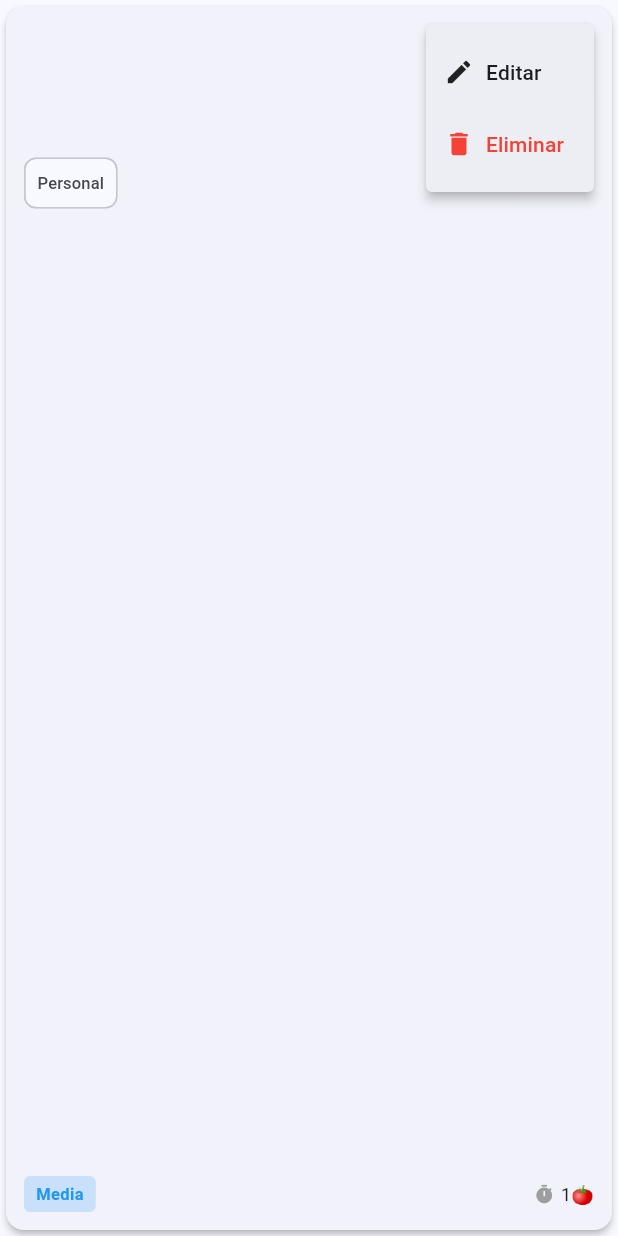
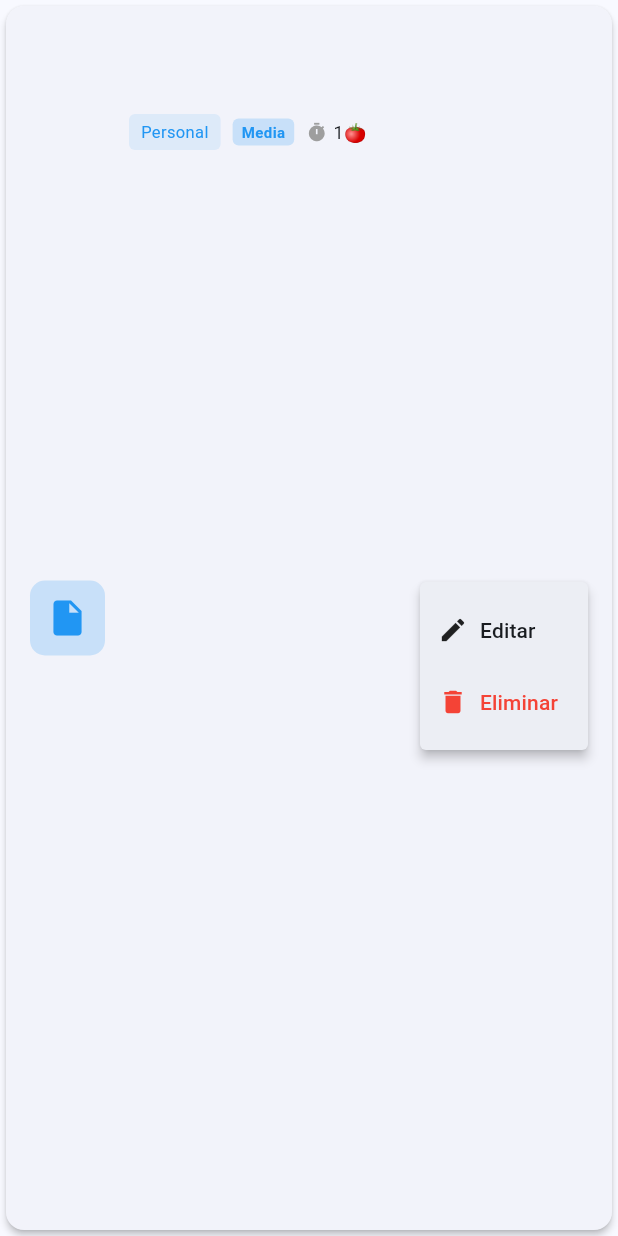
Before and after one commit to davidmanueldev/mi-agenda-flutter, a Flutter app: the _TemplateCard widget shown alone on an empty page, opened directly with empty values, after a tap on the "more vert" icon, on a phone screen of 412 x 824 dp. Run offline on Flutter 3.47's test engine with Material 3 defaults, Android fonts, the phone set to English and light mode, and no system bars; our stand-ins replace cloud_firestore, connectivity_plus, firebase_auth, firebase_core, flutter_local_notifications, form_field_validator and 5 more; accounts and stored records are empty; network calls fail.

Commit message:
Fix: Bug de categorias hardcodeadas en las plantillas

```diff
--- a/lib/views/home_screen.dart
+++ b/lib/views/home_screen.dart
@@ -101,6 +101,7 @@ class _HomeScreenState extends State<HomeScreen> {
         },
       ),
       floatingActionButton: FloatingActionButton(
+        heroTag: 'home_fab', // Tag único para evitar conflictos de Hero
         onPressed: () => _navigateToAddEvent(),
         tooltip: 'Agregar evento',
         child: const Icon(Icons.add),
--- a/lib/views/list_categories_screen.dart
+++ b/lib/views/list_categories_screen.dart
@@ -66,6 +66,7 @@ class ListCategoriesScreen extends StatelessWidget {
         },
       ),
       floatingActionButton: FloatingActionButton.extended(
+        heroTag: 'categories_fab', // Tag único para evitar conflictos de Hero
         onPressed: () => _showCreateCategoryDialog(context),
         icon: const Icon(Icons.add),
         label: const Text('Nueva Categoría'),
--- a/lib/views/task_list_screen.dart
+++ b/lib/views/task_list_screen.dart
@@ -99,6 +99,7 @@ class _TaskListScreenState extends State<TaskListScreen> {
         ],
       ),
       floatingActionButton: FloatingActionButton.extended(
+        heroTag: 'task_list_fab', // Tag único para evitar conflictos de Hero
         onPressed: () => _navigateToAddTask(context),
         icon: const Icon(Icons.add),
         label: const Text('Nueva Tarea'),
--- a/lib/views/templates_screen.dart
+++ b/lib/views/templates_screen.dart
@@ -39,22 +39,19 @@ class TemplatesScreen extends StatelessWidget {
 
           return RefreshIndicator(
             onRefresh: controller.refresh,
-            child: GridView.builder(
+            child: ListView.builder(
               padding: const EdgeInsets.all(16),
-              gridDelegate: const SliverGridDelegateWithFixedCrossAxisCount(
-                crossAxisCount: 2,
-                crossAxisSpacing: 12,
-                mainAxisSpacing: 12,
-                childAspectRatio: 0.85,
-              ),
               itemCount: controller.templates.length,
               itemBuilder: (context, index) {
                 final template = controller.templates[index];
-                return _TemplateCard(
+                return Padding(
+                  padding: const EdgeInsets.only(bottom: 12),
+                  child: _TemplateCard(
                     template: template,
                     onTap: () => _createTaskFromTemplate(context, template),
                     onEdit: () => _showEditTemplateDialog(context, template),
                     onDelete: () => _confirmDelete(context, template),
+                  ),
                 );
               },
             ),
@@ -150,10 +147,17 @@ class TemplatesScreen extends StatelessWidget {
   void _createTaskFromTemplate(BuildContext context, TaskTemplate template) async {
     final taskController = Provider.of<TaskController>(context, listen: false);
 
+    // Obtener el userId real desde las tareas existentes
+    // Si no hay tareas, usar un userId temporal que será reemplazado por Firebase Auth
+    String userId = 'user_temp';
+    if (taskController.tasks.isNotEmpty) {
+      userId = taskController.tasks.first.userId;
+    }
+
     // Crear tarea desde template
     final newTask = Task(
       id: SecurityUtils.generateSecureId(),
-      userId: template.userId,
+      userId: userId,
       title: template.title,
       description: template.description,
       category: template.category,
@@ -259,15 +263,32 @@ class _TemplateCard extends StatelessWidget {
         onTap: onTap,
         borderRadius: BorderRadius.circular(12),
         child: Padding(
-          padding: const EdgeInsets.all(12),
+          padding: const EdgeInsets.all(16),
+          child: Row(
+            children: [
+              // Icono de plantilla
+              Container(
+                width: 50,
+                height: 50,
+                decoration: BoxDecoration(
+                  color: _getPriorityColor(template.priority).withOpacity(0.2),
+                  borderRadius: BorderRadius.circular(10),
+                ),
+                child: Icon(
+                  Icons.insert_drive_file,
+                  color: _getPriorityColor(template.priority),
+                  size: 28,
+                ),
+              ),
+              const SizedBox(width: 16),
+
+              // Información de la plantilla
+              Expanded(
                 child: Column(
                   crossAxisAlignment: CrossAxisAlignment.start,
                   children: [
-              // Header con nombre y acciones
-              Row(
-                children: [
-                  Expanded(
-                    child: Text(
+                    // Nombre de plantilla
+                    Text(
                       template.name,
                       style: const TextStyle(
                         fontWeight: FontWeight.bold,
@@ -276,9 +297,82 @@ class _TemplateCard extends StatelessWidget {
                       maxLines: 1,
                       overflow: TextOverflow.ellipsis,
                     ),
+                    const SizedBox(height: 4),
+
+                    // Título de tarea
+                    Text(
+                      template.title,
+                      style: TextStyle(
+                        fontSize: 14,
+                        color: Colors.grey[600],
                       ),
+                      maxLines: 1,
+                      overflow: TextOverflow.ellipsis,
+                    ),
+                    const SizedBox(height: 8),
+
+                    // Footer con categoría, prioridad y pomodoros
+                    Row(
+                      children: [
+                        // Categoría
+                        Flexible(
+                          child: Container(
+                            padding: const EdgeInsets.symmetric(horizontal: 8, vertical: 4),
+                            decoration: BoxDecoration(
+                              color: Colors.blue.withOpacity(0.1),
+                              borderRadius: BorderRadius.circular(4),
+                            ),
+                            child: Text(
+                              template.category,
+                              style: const TextStyle(
+                                fontSize: 11,
+                                color: Colors.blue,
+                              ),
+                              maxLines: 1,
+                              overflow: TextOverflow.ellipsis,
+                            ),
+                          ),
+                        ),
+                        const SizedBox(width: 8),
+
+                        // Prioridad badge
+                        Container(
+                          padding: const EdgeInsets.symmetric(horizontal: 6, vertical: 2),
+                          decoration: BoxDecoration(
+                            color: _getPriorityColor(template.priority).withOpacity(0.2),
+                            borderRadius: BorderRadius.circular(4),
+                          ),
+                          child: Text(
+                            template.priority.displayName,
+                            style: TextStyle(
+                              fontSize: 10,
+                              color: _getPriorityColor(template.priority),
+                              fontWeight: FontWeight.bold,
+                            ),
+                          ),
+                        ),
+                        const SizedBox(width: 8),
+
+                        // Pomodoros
+                        Row(
+                          children: [
+                            const Icon(Icons.timer, size: 14, color: Colors.grey),
+                            const SizedBox(width: 4),
+                            Text(
+                              '${template.estimatedPomodoros}🍅',
+                              style: const TextStyle(fontSize: 12),
+                            ),
+                          ],
+                        ),
+                      ],
+                    ),
+                  ],
+                ),
+              ),
+
+              // Menú de acciones
               PopupMenuButton(
-                    icon: const Icon(Icons.more_vert, size: 20),
+                icon: const Icon(Icons.more_vert),
                 itemBuilder: (context) => [
                   const PopupMenuItem(
                     value: 'edit',
@@ -308,68 +402,6 @@ class _TemplateCard extends StatelessWidget {
                     onDelete();
                   }
                 },
-                  ),
-                ],
-              ),
-              const SizedBox(height: 8),
-
-              // Título de tarea
-              Text(
-                template.title,
-                style: TextStyle(
-                  fontSize: 14,
-                  color: Colors.grey[700],
-                ),
-                maxLines: 2,
-                overflow: TextOverflow.ellipsis,
-              ),
-              const SizedBox(height: 12),
-
-              // Categoría
-              Chip(
-                label: Text(
-                  template.category,
-                  style: const TextStyle(fontSize: 11),
-                ),
-                padding: EdgeInsets.zero,
-                materialTapTargetSize: MaterialTapTargetSize.shrinkWrap,
-              ),
-              const SizedBox(height: 8),
-
-              const Spacer(),
-
-              // Footer con prioridad y pomodoros
-              Row(
-                children: [
-                  // Prioridad
-                  Container(
-                    padding: const EdgeInsets.symmetric(horizontal: 8, vertical: 4),
-                    decoration: BoxDecoration(
-                      color: _getPriorityColor(template.priority).withOpacity(0.2),
-                      borderRadius: BorderRadius.circular(4),
-                    ),
-                    child: Text(
-                      template.priority.displayName,
-                      style: TextStyle(
-                        fontSize: 11,
-                        color: _getPriorityColor(template.priority),
-                        fontWeight: FontWeight.bold,
-                      ),
-                    ),
-                  ),
-                  const Spacer(),
-                  // Pomodoros
-                  Row(
-                    children: [
-                      const Icon(Icons.timer, size: 14, color: Colors.grey),
-                      const SizedBox(width: 4),
-                      Text(
-                        '${template.estimatedPomodoros}🍅',
-                        style: const TextStyle(fontSize: 12),
-                      ),
-                    ],
-                  ),
-                ],
               ),
             ],
           ),
@@ -409,7 +441,7 @@ class _TemplateDialogState extends State<_TemplateDialog> {
   final _descriptionController = TextEditingController();
   final _stepController = TextEditingController();
 
-  String _selectedCategory = 'Personal';
+  String? _selectedCategory; // Ahora nullable para inicializar correctamente
   TaskPriority _selectedPriority = TaskPriority.medium;
   int _estimatedPomodoros = 1;
   List<String> _steps = [];
@@ -417,6 +449,8 @@ class _TemplateDialogState extends State<_TemplateDialog> {
   @override
   void initState() {
     super.initState();
+
+    // Si estamos editando, cargar datos de la plantilla
     if (widget.template != null) {
       _nameController.text = widget.template!.name;
       _titleController.text = widget.template!.title;
@@ -425,6 +459,12 @@ class _TemplateDialogState extends State<_TemplateDialog> {
       _selectedPriority = widget.template!.priority;
       _estimatedPomodoros = widget.template!.estimatedPomodoros;
       _steps = List.from(widget.template!.steps);
+    } else {
+      // Si es nueva plantilla, inicializar con primera categoría disponible
+      final taskController = Provider.of<TaskController>(context, listen: false);
+      if (taskController.categories.isNotEmpty) {
+        _selectedCategory = taskController.categories.first.id;
+      }
     }
   }
 
@@ -495,23 +535,57 @@ class _TemplateDialogState extends State<_TemplateDialog> {
               ),
               const SizedBox(height: 16),
 
-              // Categoría
-              DropdownButtonFormField<String>(
+              // Categoría - Ahora usa Consumer para obtener categorías reales
+              Consumer<TaskController>(
+                builder: (context, controller, child) {
+                  final categories = controller.categories;
+
+                  if (categories.isEmpty) {
+                    return const Card(
+                      child: Padding(
+                        padding: EdgeInsets.all(16),
+                        child: Text(
+                          'No hay categorías disponibles. Crea una primero.',
+                          style: TextStyle(color: Colors.orange),
+                        ),
+                      ),
+                    );
+                  }
+
+                  return DropdownButtonFormField<String>(
                     value: _selectedCategory,
                     decoration: const InputDecoration(
                       labelText: 'Categoría',
                       prefixIcon: Icon(Icons.category),
                     ),
-                items: ['Personal', 'Trabajo', 'Estudio', 'Salud', 'Social']
-                    .map((cat) => DropdownMenuItem(
-                          value: cat,
-                          child: Text(cat),
-                        ))
-                    .toList(),
+                    items: categories.map((category) {
+                      return DropdownMenuItem(
+                        value: category.id,
+                        child: Row(
+                          children: [
+                            Icon(
+                              category.icon,
+                              color: category.color,
+                              size: 20,
+                            ),
+                            const SizedBox(width: 8),
+                            Text(category.name),
+                          ],
+                        ),
+                      );
+                    }).toList(),
                     onChanged: (value) {
                       setState(() {
-                    _selectedCategory = value!;
+                        _selectedCategory = value;
                       });
+                    },
+                    validator: (value) {
+                      if (value == null || value.isEmpty) {
+                        return 'Selecciona una categoría';
+                      }
+                      return null;
+                    },
+                  );
                 },
               ),
               const SizedBox(height: 16),
@@ -649,6 +723,17 @@ class _TemplateDialogState extends State<_TemplateDialog> {
   void _saveTemplate() async {
     if (!_formKey.currentState!.validate()) return;
 
+    // Validar que se haya seleccionado una categoría
+    if (_selectedCategory == null || _selectedCategory!.isEmpty) {
+      ScaffoldMessenger.of(context).showSnackBar(
+        const SnackBar(
+          content: Text('Por favor selecciona una categoría'),
+          backgroundColor: Colors.red,
+        ),
+      );
+      return;
+    }
+
     final controller = Provider.of<TemplateController>(context, listen: false);
     final isEdit = widget.template != null;
 
@@ -658,7 +743,7 @@ class _TemplateDialogState extends State<_TemplateDialog> {
       name: SecurityUtils.sanitizeInput(_nameController.text.trim()),
       title: SecurityUtils.sanitizeInput(_titleController.text.trim()),
       description: SecurityUtils.sanitizeInput(_descriptionController.text.trim()),
-      category: _selectedCategory,
+      category: _selectedCategory!, // Ahora es seguro usar ! después de la validación
       priority: _selectedPriority,
       estimatedPomodoros: _estimatedPomodoros,
       steps: _steps,
```
Also changed, not shown: lib/views/add_edit_task_screen.dart (+21 -7 lines), error.jpg (added). Lines whose indentation alone changed are shown as unchanged.
